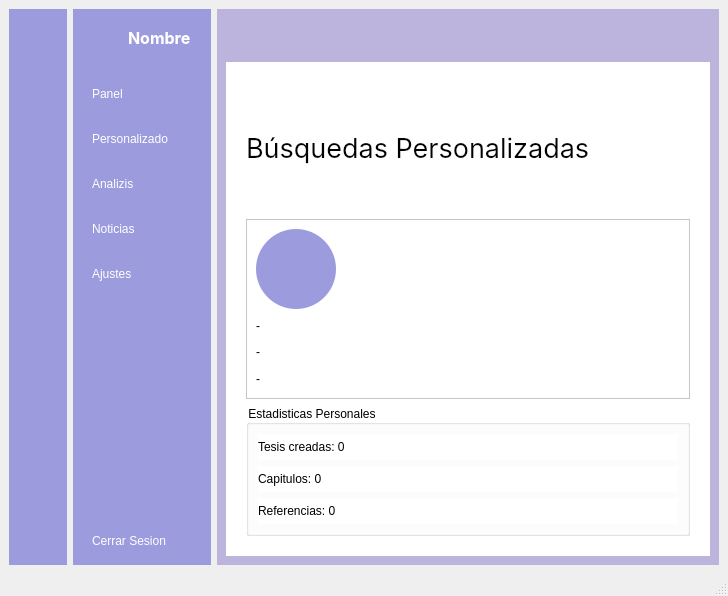
jondercarrero126-ve/programa-word, file UI/principal.ui: the form before one commit.
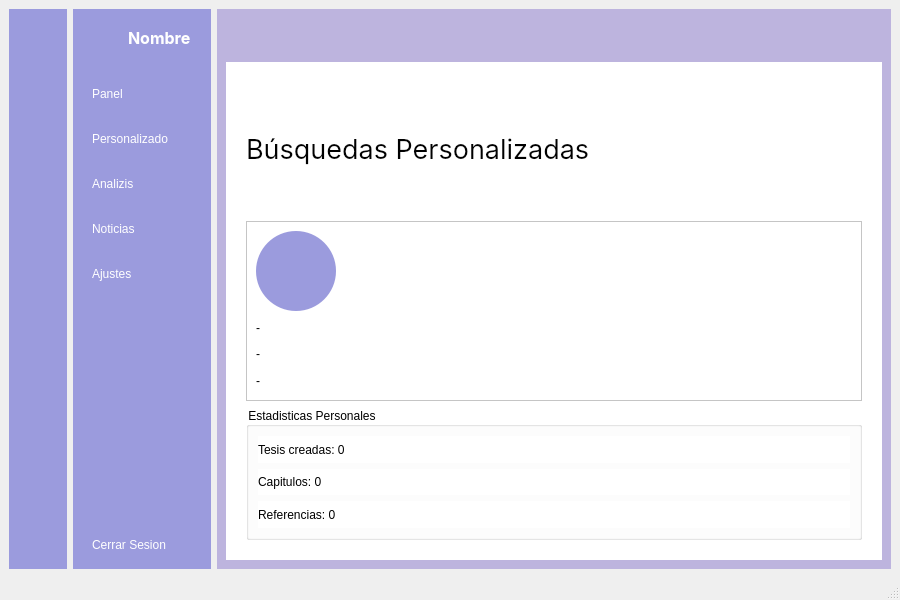
The form after the commit. Icons and pictures are not drawn.

Patch:
```diff
--- a/UI/principal.ui
+++ b/UI/principal.ui
@@ -6,10 +6,16 @@
    <rect>
     <x>0</x>
     <y>0</y>
-    <width>728</width>
-    <height>596</height>
-   </rect>
-  </property>
+     <width>900</width>
+     <height>600</height>
+    </rect>
+   </property>
+  <property name="sizePolicy">
+   <sizepolicy hsizetype="Preferred" vsizetype="Preferred">
+    <horstretch>0</horstretch>
+    <verstretch>0</verstretch>
+   </sizepolicy>
+  </property>
   <property name="windowTitle">
    <string>Gestion de Tesis</string>
   </property>
```
Lines whose indentation alone changed are shown as unchanged.
